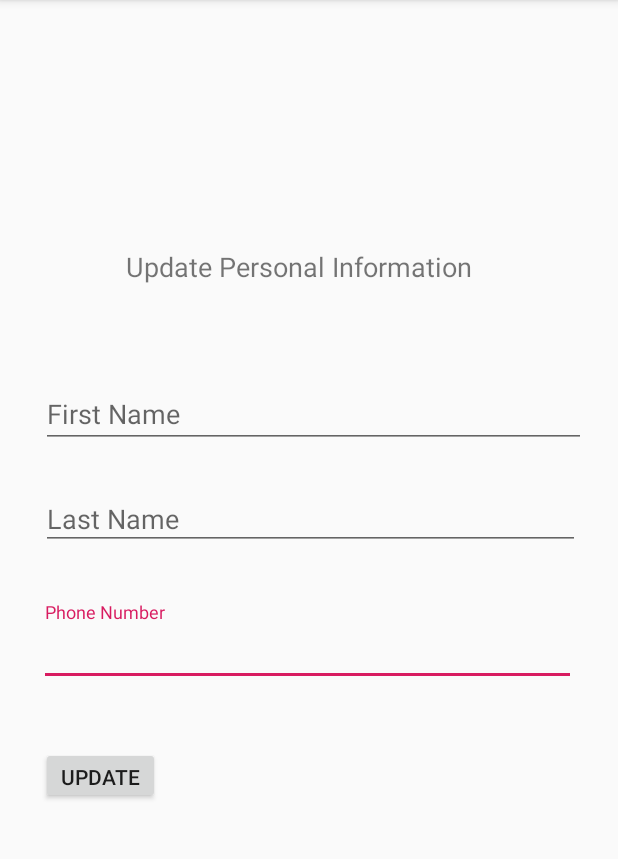
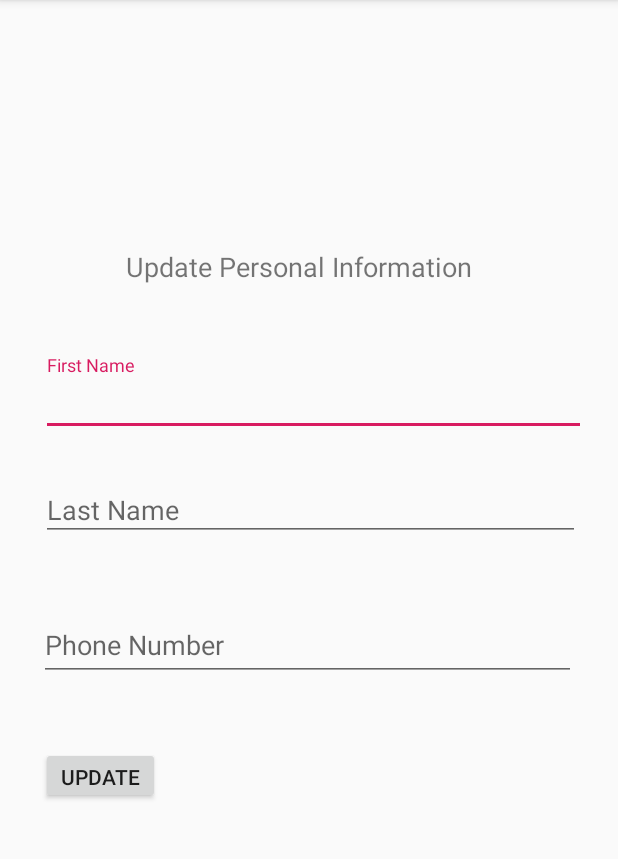
Before and after one commit to sdomi003/UCR_TAPS_APP, an Android app: the EditUserActivity screen opened directly, with no data from a screen before it, on a phone screen of 412 x 824 dp, the part 84-943 px from its top. Run offline under Robolectric (Android 15) with nearby library versions, the phone set to English and light mode, and no system bars; our stand-ins replace Firebase (no records; nobody signed in at launch, a user with empty details on screens opened directly); libraries missing offline, so code that uses them is left out: com.firebase.ui; 3 statements that could not run were skipped.

Commit message:
Update Personal Information Complete

```diff
--- a/app/src/main/java/com/example/project/EditUserActivity.java
+++ b/app/src/main/java/com/example/project/EditUserActivity.java
@@ -7,8 +7,10 @@ import android.support.v7.app.AppCompatActivity;
 import android.util.Log;
 import android.view.View;
 import android.widget.Button;
+import android.widget.EditText;
 import android.widget.TextView;
 
+import com.firebase.ui.auth.data.model.User;
 import com.google.android.gms.tasks.OnCompleteListener;
 import com.google.android.gms.tasks.Task;
 import com.google.firebase.auth.FirebaseAuth;
@@ -23,51 +25,36 @@ public class EditUserActivity extends AppCompatActivity {
     private Button Personal_Update;
     private FirebaseAuth Authentication;
     private FirebaseUser user;
+    private static User_Information userInfo;
+    private static String uid;
+
     private static final String TAG = "EditUserActivity";
 
     @Override
     protected void onCreate(Bundle savedInstanceState) {
-        FirebaseFirestore db = FirebaseFirestore.getInstance();
+        userInfo = (User_Information) getIntent().getSerializableExtra("personalData");
         Authentication = FirebaseAuth.getInstance();
         user = Authentication.getCurrentUser();
-        String uid = user.getUid();
-
-
-        DocumentReference docRef = db.collection("User_Information").document(uid);
-        docRef.get().addOnCompleteListener(new OnCompleteListener<DocumentSnapshot>() {
-            @Override
-            public void onComplete(@NonNull Task<DocumentSnapshot> task) {
-                if (task.isSuccessful()) {
-                    DocumentSnapshot document = task.getResult();
-                    if (document.exists()) {
-                        Log.d(TAG, "DocumentSnapshot data: " + document.getData());
-                        TextView textView = findViewById(R.id.First_Name);
-                        textView.setText(document.get("First Name").toString());
-                        TextView textView1 = findViewById(R.id.Last_Name);
-                        textView1.setText(document.get("Last Name").toString());
-                        TextView textView2 = findViewById(R.id.Last_Name);
-                        textView2.setText(document.get("Phone Number").toString());
-
-                    } else {
-                        Log.d(TAG, "No such document");
-                    }
-                } else {
-                    Log.d(TAG, "get failed with ", task.getException());
-                }
-            }
-        });
+        uid = user.getUid();
 
         super.onCreate(savedInstanceState);
         setContentView(R.layout.activity_edit_user);
+        TextView textView = findViewById(R.id.First_Name);
+        textView.setText(userInfo.AccessFirst());
+        TextView textView1 = findViewById(R.id.Last_Name);
+        textView1.setText(userInfo.AccessLast());
+        TextView textView2 = findViewById(R.id.Phone_Number);
+        textView2.setText(userInfo.AccessPhone());
 
         Personal_Update = findViewById(R.id.button);
         Personal_Update.setOnClickListener(new View.OnClickListener() {
             @Override
             public void onClick(View view) {
                 Intent myIntent = new Intent(EditUserActivity.this, EditUserActivity.class);
-                //Call function that updates personal data                                                        //Once this button is clicked, should call an update function that updates First Name
-                                                                                                                 //Last Name and Phone Number even if changes were not made
-                                                                                                                // Function is not implemented yet
+                userInfo.UpdatePersonal(uid,((EditText)findViewById(R.id.First_Name)).getText().toString(),
+                        ((EditText)findViewById(R.id.Last_Name)).getText().toString(),
+                        ((EditText)findViewById(R.id.Phone_Number)).getText().toString());
+                myIntent.putExtra("personalData",userInfo);
                 startActivity(myIntent);
             }
         });
--- a/app/src/main/java/com/example/project/HomeScreen.java
+++ b/app/src/main/java/com/example/project/HomeScreen.java
@@ -28,7 +28,7 @@ public class HomeScreen extends AppCompatActivity {
     private FirebaseUser user;
     private Button updatePersonal, updateSchedule,google_maps;
     private String nextLocation;                                                //0-------------------- test
-    private User_Information userInfo;
+    private static User_Information userInfo;
 
     private static final String TAG = "User";
 
@@ -71,6 +71,7 @@ public class HomeScreen extends AppCompatActivity {
             @Override
             public void onClick(View view) {
                 Intent myIntent = new Intent(HomeScreen.this, EditUserActivity.class);
+                myIntent.putExtra("personalData",userInfo);
                 startActivity(myIntent);
             }
         });
--- a/app/src/main/res/layout/activity_edit_user.xml
+++ b/app/src/main/res/layout/activity_edit_user.xml
@@ -4,6 +4,61 @@
     xmlns:tools="http://schemas.android.com/tools"
     android:layout_width="match_parent"
     android:layout_height="match_parent">
+
+    <TextView
+        android:id="@+id/textView4"
+        android:layout_width="241dp"
+        android:layout_height="31dp"
+        android:layout_marginStart="24dp"
+        android:layout_marginTop="147dp"
+        android:layout_marginEnd="8dp"
+        android:layout_marginBottom="553dp"
+        android:text="Update Personal Information"
+        android:textSize="18sp"
+        app:layout_constraintBottom_toBottomOf="parent"
+        app:layout_constraintEnd_toEndOf="parent"
+        app:layout_constraintHorizontal_bias="0.431"
+        app:layout_constraintStart_toStartOf="parent"
+        app:layout_constraintTop_toTopOf="parent" />
+
+
+    <android.support.design.widget.TextInputLayout
+        android:id="@+id/textInputLayout7"
+        android:layout_width="363dp"
+        android:layout_height="54dp"
+        android:layout_marginStart="27dp"
+        android:layout_marginTop="40dp"
+        android:layout_marginEnd="28dp"
+        app:layout_constraintEnd_toEndOf="parent"
+        app:layout_constraintHorizontal_bias="0.0"
+        app:layout_constraintStart_toStartOf="parent"
+        app:layout_constraintTop_toBottomOf="@+id/textView4">
+
+        <android.support.design.widget.TextInputEditText
+            android:id="@+id/First_Name"
+            android:layout_width="match_parent"
+            android:layout_height="wrap_content"
+            android:hint="First Name" />
+    </android.support.design.widget.TextInputLayout>
+
+    <android.support.design.widget.TextInputLayout
+        android:id="@+id/textInputLayout9"
+        android:layout_width="359dp"
+        android:layout_height="50dp"
+        android:layout_marginStart="27dp"
+        android:layout_marginTop="20dp"
+        android:layout_marginEnd="25dp"
+        app:layout_constraintEnd_toEndOf="parent"
+        app:layout_constraintHorizontal_bias="0.0"
+        app:layout_constraintStart_toStartOf="parent"
+        app:layout_constraintTop_toBottomOf="@+id/textInputLayout7">
+
+        <android.support.design.widget.TextInputEditText
+            android:id="@+id/Last_Name"
+            android:layout_width="match_parent"
+            android:layout_height="wrap_content"
+            android:hint="Last Name" />
+    </android.support.design.widget.TextInputLayout>
 
     <android.support.design.widget.TextInputLayout
         android:id="@+id/Text_input_layout_11"
@@ -26,22 +81,6 @@
             android:hint="Phone Number" />
     </android.support.design.widget.TextInputLayout>
 
-    <TextView
-        android:id="@+id/textView4"
-        android:layout_width="241dp"
-        android:layout_height="31dp"
-        android:layout_marginStart="24dp"
-        android:layout_marginTop="147dp"
-        android:layout_marginEnd="8dp"
-        android:layout_marginBottom="553dp"
-        android:text="Update Personal Information"
-        android:textSize="18sp"
-        app:layout_constraintBottom_toBottomOf="parent"
-        app:layout_constraintEnd_toEndOf="parent"
-        app:layout_constraintHorizontal_bias="0.431"
-        app:layout_constraintStart_toStartOf="parent"
-        app:layout_constraintTop_toTopOf="parent" />
-
     <Button
         android:id="@+id/button"
         android:layout_width="79dp"
@@ -55,42 +94,4 @@
         app:layout_constraintHorizontal_bias="0.0"
         app:layout_constraintStart_toStartOf="parent" />
 
-    <android.support.design.widget.TextInputLayout
-        android:id="@+id/textInputLayout7"
-        android:layout_width="363dp"
-        android:layout_height="54dp"
-        android:layout_marginStart="27dp"
-        android:layout_marginTop="48dp"
-        android:layout_marginEnd="28dp"
-        app:layout_constraintEnd_toEndOf="parent"
-        app:layout_constraintHorizontal_bias="0.0"
-        app:layout_constraintStart_toStartOf="parent"
-        app:layout_constraintTop_toBottomOf="@+id/textView4">
-
-        <android.support.design.widget.TextInputEditText
-            android:id="@+id/First_Name"
-            android:layout_width="match_parent"
-            android:layout_height="wrap_content"
-            android:hint="First Name" />
-    </android.support.design.widget.TextInputLayout>
-
-    <android.support.design.widget.TextInputLayout
-        android:id="@+id/textInputLayout9"
-        android:layout_width="359dp"
-        android:layout_height="50dp"
-        android:layout_marginStart="27dp"
-        android:layout_marginTop="18dp"
-        android:layout_marginEnd="25dp"
-        app:layout_constraintEnd_toEndOf="parent"
-        app:layout_constraintHorizontal_bias="0.0"
-        app:layout_constraintStart_toStartOf="parent"
-        app:layout_constraintTop_toBottomOf="@+id/textInputLayout7">
-
-        <android.support.design.widget.TextInputEditText
-            android:id="@+id/Last_Name"
-            android:layout_width="match_parent"
-            android:layout_height="wrap_content"
-            android:hint="Last Name" />
-    </android.support.design.widget.TextInputLayout>
-
 </android.support.constraint.ConstraintLayout>
```
Also changed, not shown: app/src/main/java/com/example/project/User_Information.java (+17 -1 lines).
